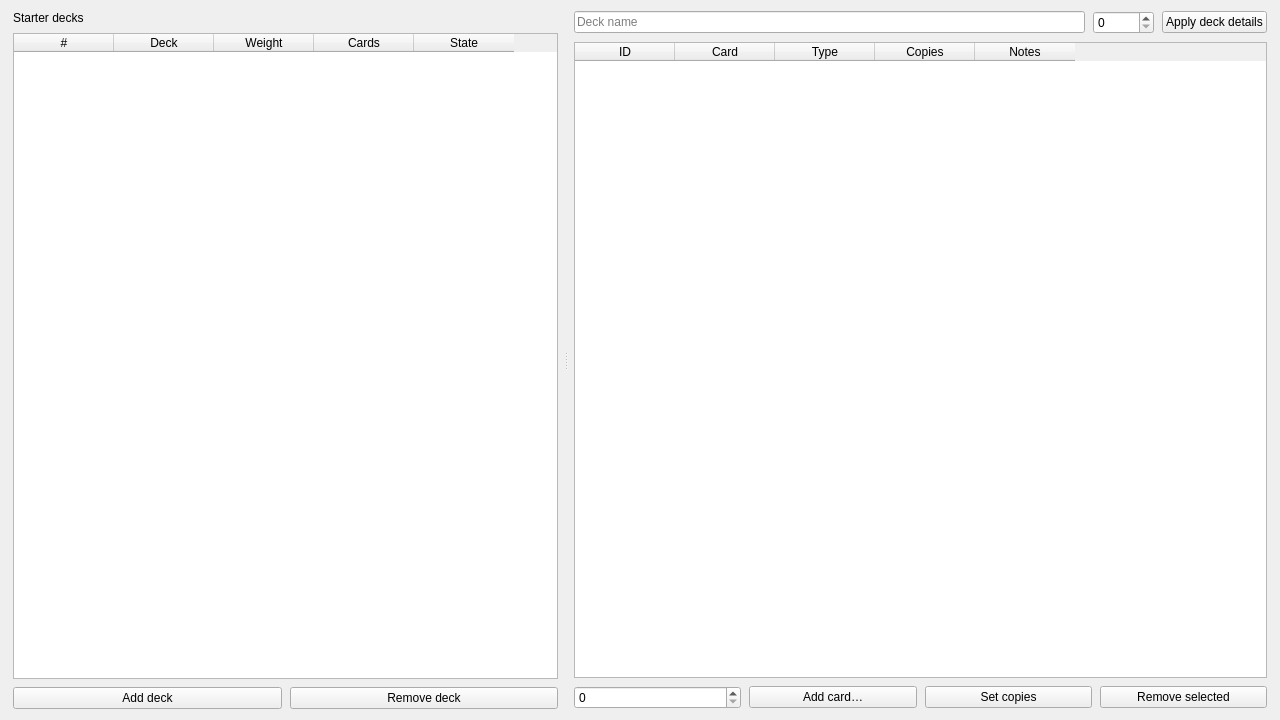
yamyi/YGOFM-DecompRecomp, file tools/pc/fm_editor/ui/starter_written_decks.ui: the form before one commit.
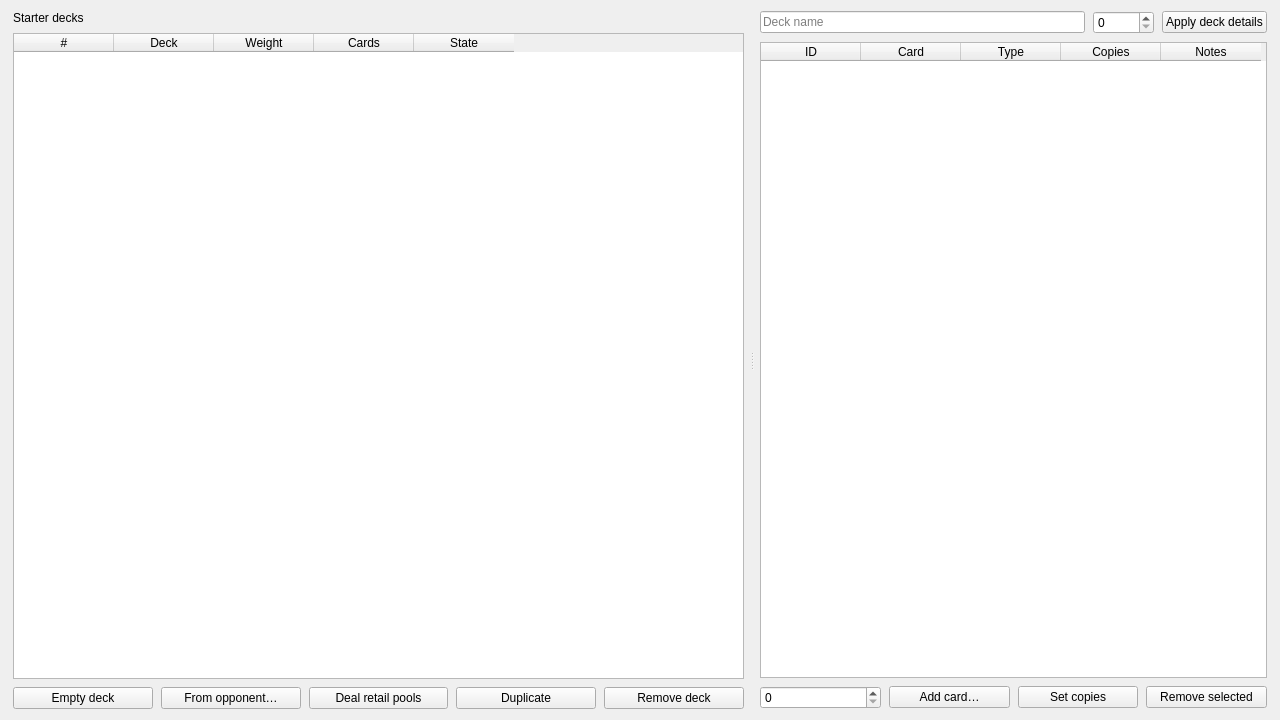
The form after the commit.

Commit message: Complete PySide Starter Deck creation workflows

Patch:
```diff
--- a/tools/pc/fm_editor/ui/starter_written_decks.ui
+++ b/tools/pc/fm_editor/ui/starter_written_decks.ui
@@ -80,7 +80,37 @@
          <item>
           <widget class="QPushButton" name="addDeckButton">
            <property name="text">
-            <string>Add deck</string>
+            <string>Empty deck</string>
+           </property>
+          </widget>
+         </item>
+         <item>
+          <widget class="QPushButton" name="opponentStarterDeckButton">
+           <property name="toolTip">
+            <string>Copy an opponent's fixed deck, or the most likely forty cards from its weighted deck.</string>
+           </property>
+           <property name="text">
+            <string>From opponent…</string>
+           </property>
+          </widget>
+         </item>
+         <item>
+          <widget class="QPushButton" name="retailStarterDeckButton">
+           <property name="toolTip">
+            <string>Deal one written deck from the retail starter pools.</string>
+           </property>
+           <property name="text">
+            <string>Deal retail pools</string>
+           </property>
+          </widget>
+         </item>
+         <item>
+          <widget class="QPushButton" name="duplicateStarterDeckButton">
+           <property name="toolTip">
+            <string>Make an independent copy of the selected written starter deck.</string>
+           </property>
+           <property name="text">
+            <string>Duplicate</string>
            </property>
           </widget>
          </item>
```
Left out of the diff: 10 changed lines with no effect on the pictures. The commit also changes 5 other files.
